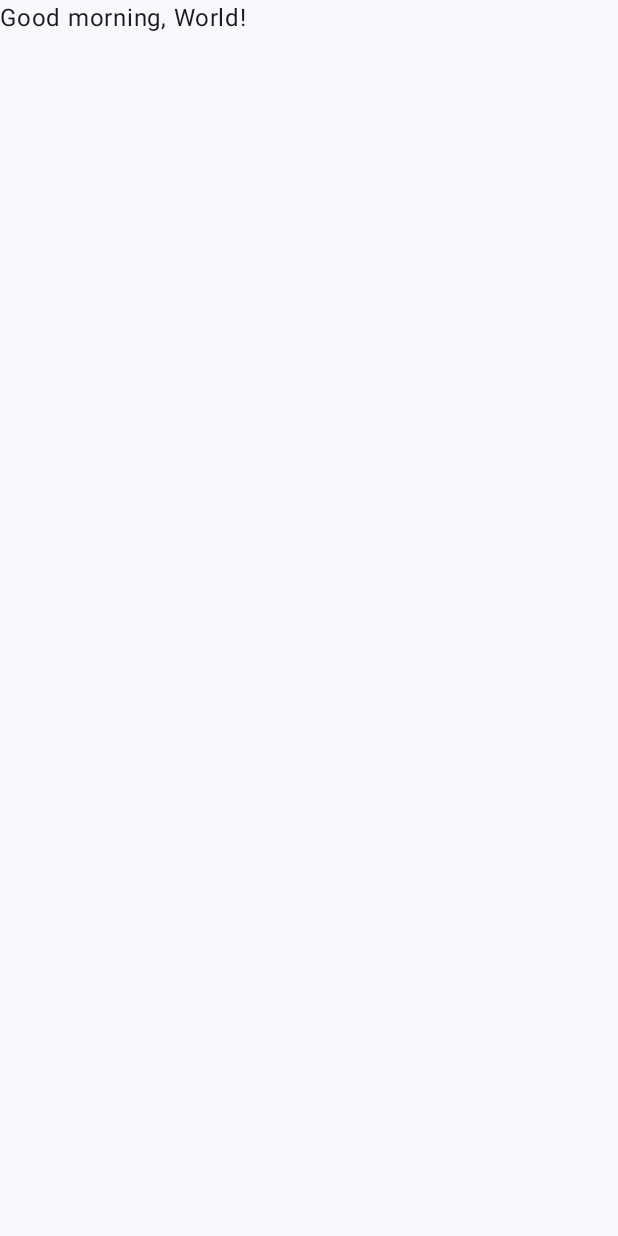
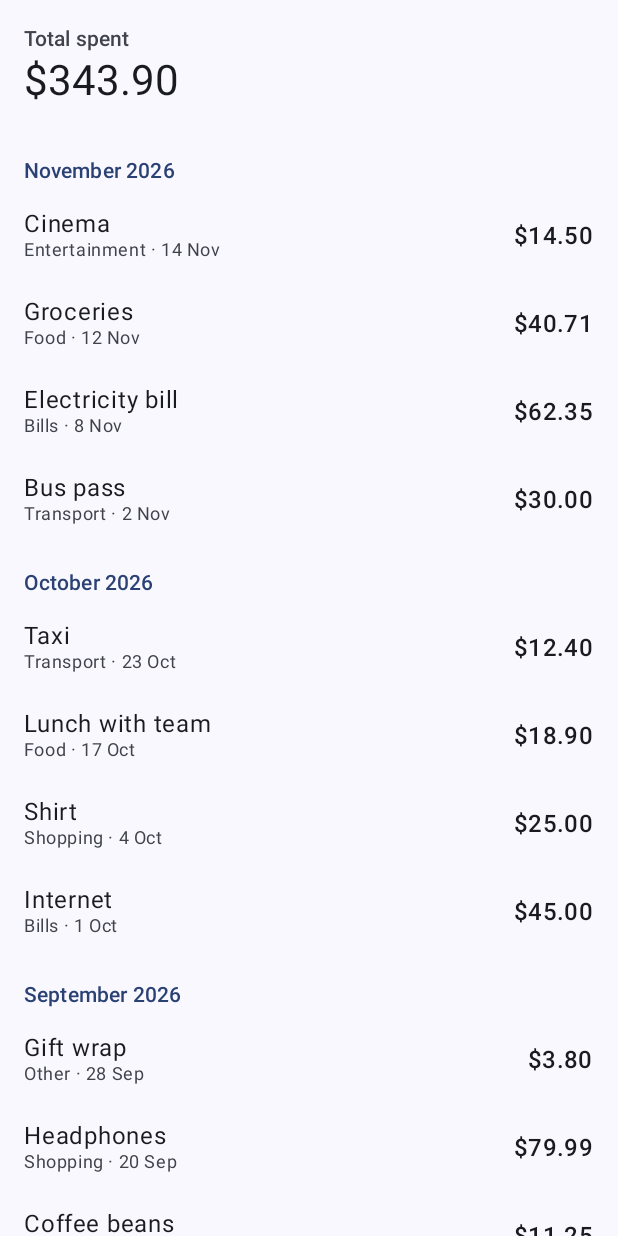
Before and after one commit to i-m-hossain/expense-app, an Android app built with Jetpack Compose: the screen it shows after launch (MainActivity), on a phone screen of 412 x 824 dp. Before the commit the screen is almost empty. Run offline under Robolectric (Android 15) with nearby library versions, the phone set to English and light mode, and no system bars.

Commit message:
done: m1

```diff
--- a/app/src/main/java/com/imran/pocketledger/MainActivity.kt
+++ b/app/src/main/java/com/imran/pocketledger/MainActivity.kt
@@ -7,12 +7,10 @@ import androidx.activity.enableEdgeToEdge
 import androidx.compose.foundation.layout.fillMaxSize
 import androidx.compose.foundation.layout.padding
 import androidx.compose.material3.Scaffold
-import androidx.compose.material3.Text
-import androidx.compose.runtime.Composable
 import androidx.compose.ui.Modifier
-import androidx.compose.ui.tooling.preview.Preview
+import com.imran.pocketledger.model.sampleExpenses
+import com.imran.pocketledger.ui.expenses.ExpenseListScreen
 import com.imran.pocketledger.ui.theme.PocketLedgerTheme
-import java.time.LocalTime
 
 class MainActivity : ComponentActivity() {
     override fun onCreate(savedInstanceState: Bundle?) {
@@ -21,46 +19,9 @@ class MainActivity : ComponentActivity() {
         setContent {
             PocketLedgerTheme {
                 Scaffold(modifier = Modifier.fillMaxSize()) { innerPadding ->
-                    Greeting(
-                        name = "World",
-                        modifier = Modifier.padding(innerPadding)
-                    )
+                    ExpenseListScreen(expenses = sampleExpenses, modifier = Modifier.padding(innerPadding))
                 }
             }
         }
     }
 }
-
-@Composable
-fun Greeting(
-    name: String?,
-    modifier: Modifier = Modifier,
-    hour: Int = LocalTime.now().hour,
-) {
-    Text(
-        text = "${greetingFor(hour)}, ${name ?: "there"}!",
-        modifier = modifier
-    )
-}
-
-fun greetingFor(hour: Int): String = when (hour) {
-    in 5..11 -> "Good morning"
-    in 12..16 -> "Good afternoon"
-    else -> "Good evening"
-}
-
-@Preview(showBackground = true)
-@Composable
-fun GreetingPreview() {
-    PocketLedgerTheme {
-        Greeting(name = "Imran")
-    }
-}
-
-@Preview(showBackground = true, name = "Null name, morning")
-@Composable
-fun GreetingNullNamePreview() {
-    PocketLedgerTheme {
-        Greeting(name = null, hour = 9)
-    }
-}
--- /dev/null
+++ b/app/src/main/java/com/imran/pocketledger/model/Expense.kt
@@ -0,0 +1,21 @@
+package com.imran.pocketledger.model
+
+import java.math.BigDecimal
+import java.time.LocalDate
+
+enum class Category(val label: String) {
+    FOOD("Food"),
+    TRANSPORT("Transport"),
+    SHOPPING("Shopping"),
+    BILLS("Bills"),
+    ENTERTAINMENT("Entertainment"),
+    OTHER("Other"),
+}
+
+data class Expense(
+    val id: Long,
+    val title: String,
+    val amount: BigDecimal, // never Double for money, same reason as in Java
+    val category: Category,
+    val date: LocalDate,
+)
--- /dev/null
+++ b/app/src/main/java/com/imran/pocketledger/model/SampleData.kt
@@ -0,0 +1,29 @@
+package com.imran.pocketledger.model
+
+import java.math.BigDecimal
+import java.time.LocalDate
+import java.time.YearMonth
+
+val sampleExpenses = listOf(
+    // November 2026
+    Expense(id = 1, title = "Groceries", amount = BigDecimal("40.71"), category = Category.FOOD, date = LocalDate.of(2026, 11, 12)),
+    Expense(id = 3, title = "Bus pass", amount = BigDecimal("30.00"), category = Category.TRANSPORT, date = LocalDate.of(2026, 11, 2)),
+    Expense(id = 4, title = "Electricity bill", amount = BigDecimal("62.35"), category = Category.BILLS, date = LocalDate.of(2026, 11, 8)),
+    Expense(id = 5, title = "Cinema", amount = BigDecimal("14.50"), category = Category.ENTERTAINMENT, date = LocalDate.of(2026, 11, 14)),
+
+    // October 2026
+    Expense(id = 2, title = "Shirt", amount = BigDecimal("25.00"), category = Category.SHOPPING, date = LocalDate.of(2026, 10, 4)),
+    Expense(id = 6, title = "Lunch with team", amount = BigDecimal("18.90"), category = Category.FOOD, date = LocalDate.of(2026, 10, 17)),
+    Expense(id = 7, title = "Internet", amount = BigDecimal("45.00"), category = Category.BILLS, date = LocalDate.of(2026, 10, 1)),
+    Expense(id = 8, title = "Taxi", amount = BigDecimal("12.40"), category = Category.TRANSPORT, date = LocalDate.of(2026, 10, 23)),
+
+    // September 2026
+    Expense(id = 9, title = "Headphones", amount = BigDecimal("79.99"), category = Category.SHOPPING, date = LocalDate.of(2026, 9, 20)),
+    Expense(id = 10, title = "Coffee beans", amount = BigDecimal("11.25"), category = Category.FOOD, date = LocalDate.of(2026, 9, 9)),
+    Expense(id = 11, title = "Gift wrap", amount = BigDecimal("3.80"), category = Category.OTHER, date = LocalDate.of(2026, 9, 28)),
+)
+
+fun groupByMonth(expenses: List<Expense>): Map<YearMonth, List<Expense>> =
+    expenses
+        .sortedByDescending { it.date }
+        .groupBy { YearMonth.from(it.date) }
--- /dev/null
+++ b/app/src/main/java/com/imran/pocketledger/ui/expenses/ExpenseListScreen.kt
@@ -0,0 +1,73 @@
+package com.imran.pocketledger.ui.expenses
+
+import androidx.compose.foundation.layout.Column
+import androidx.compose.foundation.layout.PaddingValues
+import androidx.compose.foundation.layout.fillMaxWidth
+import androidx.compose.foundation.layout.padding
+import androidx.compose.foundation.lazy.LazyColumn
+import androidx.compose.foundation.lazy.items
+import androidx.compose.material3.MaterialTheme
+import androidx.compose.material3.Text
+import androidx.compose.runtime.Composable
+import androidx.compose.ui.Modifier
+import androidx.compose.ui.tooling.preview.Preview
+import androidx.compose.ui.unit.dp
+import com.imran.pocketledger.model.Expense
+import com.imran.pocketledger.model.groupByMonth
+import com.imran.pocketledger.model.sampleExpenses
+import com.imran.pocketledger.ui.theme.PocketLedgerTheme
+import java.time.format.DateTimeFormatter
+
+private val monthFormatter: DateTimeFormatter = DateTimeFormatter.ofPattern("MMMM yyyy")
+
+@Composable
+fun ExpenseListScreen(expenses: List<Expense>, modifier: Modifier = Modifier) {
+    val total = expenses.sumOf { it.amount }
+    val byMonth = groupByMonth(expenses)
+
+    LazyColumn(
+        modifier = modifier.fillMaxWidth(),
+        contentPadding = PaddingValues(bottom = 16.dp),
+    ) {
+        item(key = "total") {
+            TotalHeader(total = formatMoney(total))
+        }
+
+        byMonth.forEach { (month, monthExpenses) ->
+            item(key = month.toString()) {
+                Text(
+                    text = month.format(monthFormatter),
+                    style = MaterialTheme.typography.titleSmall,
+                    color = MaterialTheme.colorScheme.primary,
+                    modifier = Modifier.padding(start = 16.dp, end = 16.dp, top = 16.dp, bottom = 4.dp),
+                )
+            }
+            items(monthExpenses, key = { it.id }) { expense ->
+                ExpenseRow(expense = expense)
+            }
+        }
+    }
+}
+
+@Composable
+private fun TotalHeader(total: String, modifier: Modifier = Modifier) {
+    Column(modifier = modifier.padding(16.dp)) {
+        Text(
+            text = "Total spent",
+            style = MaterialTheme.typography.labelLarge,
+            color = MaterialTheme.colorScheme.onSurfaceVariant,
+        )
+        Text(
+            text = total,
+            style = MaterialTheme.typography.headlineMedium,
+        )
+    }
+}
+
+@Preview(showBackground = true, heightDp = 800)
+@Composable
+fun ExpenseListScreenPreview() {
+    PocketLedgerTheme {
+        ExpenseListScreen(expenses = sampleExpenses)
+    }
+}
--- /dev/null
+++ b/app/src/main/java/com/imran/pocketledger/ui/expenses/ExpenseRow.kt
@@ -0,0 +1,61 @@
+package com.imran.pocketledger.ui.expenses
+
+import androidx.compose.foundation.layout.Column
+import androidx.compose.foundation.layout.Row
+import androidx.compose.foundation.layout.Spacer
+import androidx.compose.foundation.layout.fillMaxWidth
+import androidx.compose.foundation.layout.padding
+import androidx.compose.foundation.layout.width
+import androidx.compose.material3.MaterialTheme
+import androidx.compose.material3.Text
+import androidx.compose.runtime.Composable
+import androidx.compose.ui.Alignment
+import androidx.compose.ui.Modifier
+import androidx.compose.ui.tooling.preview.Preview
+import androidx.compose.ui.unit.dp
+import com.imran.pocketledger.model.Expense
+import com.imran.pocketledger.model.sampleExpenses
+import com.imran.pocketledger.ui.theme.PocketLedgerTheme
+import java.math.BigDecimal
+import java.text.NumberFormat
+import java.time.format.DateTimeFormatter
+
+private val rowDateFormatter: DateTimeFormatter = DateTimeFormatter.ofPattern("d MMM")
+
+fun formatMoney(amount: BigDecimal): String =
+    NumberFormat.getCurrencyInstance().format(amount)
+
+@Composable
+fun ExpenseRow(expense: Expense, modifier: Modifier = Modifier) {
+    Row(
+        modifier = modifier
+            .fillMaxWidth()
+            .padding(horizontal = 16.dp, vertical = 12.dp),
+        verticalAlignment = Alignment.CenterVertically,
+    ) {
+        Column(modifier = Modifier.weight(1f)) {
+            Text(
+                text = expense.title,
+                style = MaterialTheme.typography.bodyLarge,
+            )
+            Text(
+                text = "${expense.category.label} · ${expense.date.format(rowDateFormatter)}",
+                style = MaterialTheme.typography.bodySmall,
+                color = MaterialTheme.colorScheme.onSurfaceVariant,
+            )
+        }
+        Spacer(modifier = Modifier.width(16.dp))
+        Text(
+            text = formatMoney(expense.amount),
+            style = MaterialTheme.typography.titleMedium,
+        )
+    }
+}
+
+@Preview(showBackground = true)
+@Composable
+fun ExpenseRowPreview() {
+    PocketLedgerTheme {
+        ExpenseRow(expense = sampleExpenses.first())
+    }
+}
```
Also changed, not shown: 2 other files.
